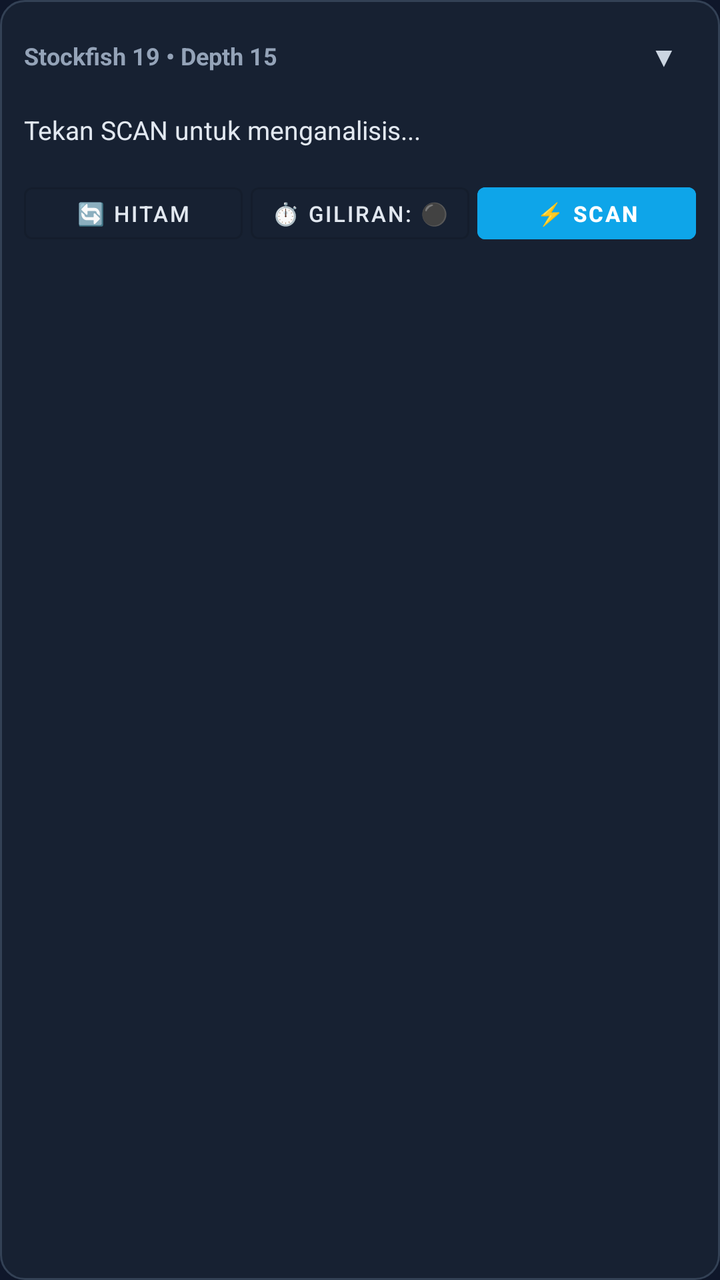
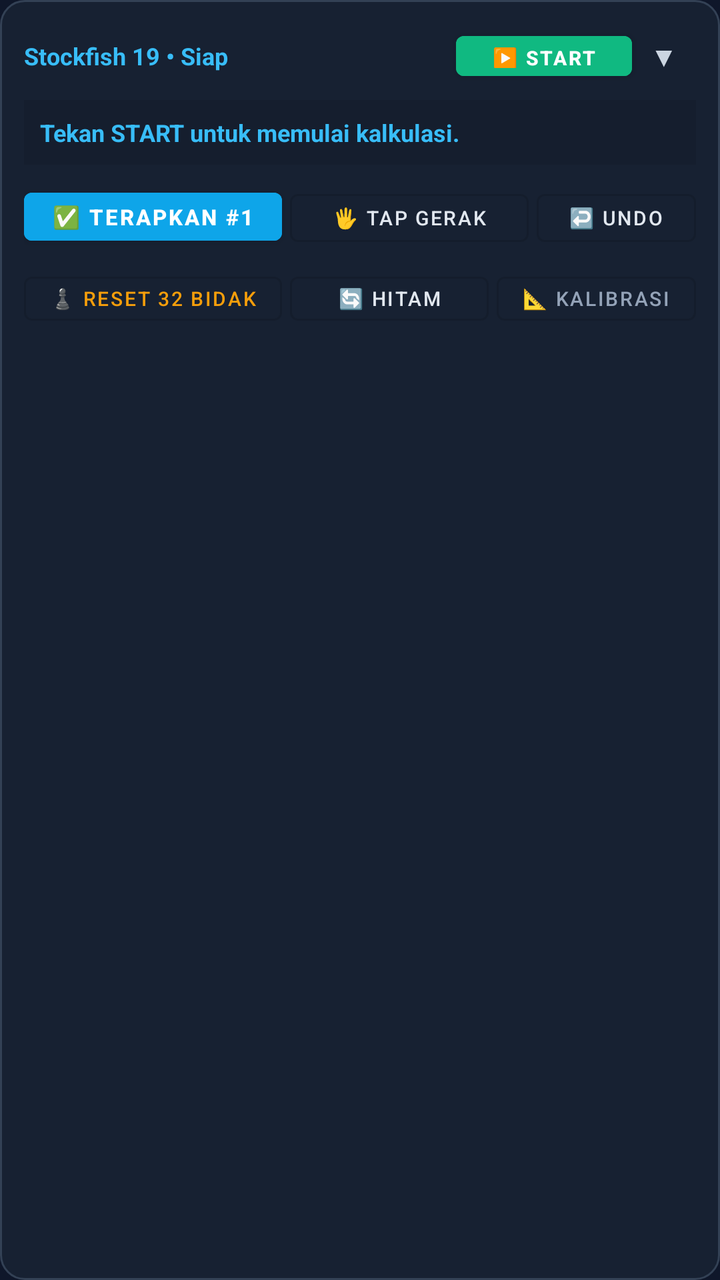

The first picture is an Android layout as it rendered before a commit; the second is the same layout after the commit. The layout source and the unified diff follow.
<!-- AndroidManifest.xml: application theme Theme.ChessOverlay -->
<!-- res/layout/floating_analysis_panel.xml -->
<?xml version="1.0" encoding="utf-8"?>
<LinearLayout xmlns:android="http://schemas.android.com/apk/res/android"
    android:id="@+id/panelRoot"
    android:layout_width="320dp"
    android:layout_height="wrap_content"
    android:background="@drawable/bg_analysis_card"
    android:orientation="vertical"
    android:padding="12dp"
    android:elevation="12dp">

    
    <LinearLayout
        android:id="@+id/panelHeader"
        android:layout_width="match_parent"
        android:layout_height="wrap_content"
        android:gravity="center_vertical"
        android:orientation="horizontal">

        <TextView
            android:id="@+id/tvEngineTitle"
            android:layout_width="0dp"
            android:layout_height="wrap_content"
            android:layout_weight="1"
            android:text="Stockfish 19 • Depth 15"
            android:textColor="#94A3B8"
            android:textSize="12sp"
            android:textStyle="bold" />

        <TextView
            android:id="@+id/btnToggleMinimize"
            android:layout_width="32dp"
            android:layout_height="32dp"
            android:gravity="center"
            android:text="▼"
            android:textColor="#CBD5E1"
            android:textSize="14sp" />
    </LinearLayout>

    
    <LinearLayout
        android:id="@+id/panelContent"
        android:layout_width="match_parent"
        android:layout_height="wrap_content"
        android:orientation="vertical"
        android:layout_marginTop="8dp">

        
        <LinearLayout
            android:id="@+id/linesContainer"
            android:layout_width="match_parent"
            android:layout_height="wrap_content"
            android:orientation="vertical">

            
            <TextView
                android:id="@+id/tvLine1"
                android:layout_width="match_parent"
                android:layout_height="wrap_content"
                android:text="Tekan SCAN untuk menganalisis..."
                android:textColor="#E2E8F0"
                android:textSize="13sp"
                android:paddingVertical="4dp" />

            <TextView
                android:id="@+id/tvLine2"
                android:layout_width="match_parent"
                android:layout_height="wrap_content"
                android:textColor="#94A3B8"
                android:textSize="12sp"
                android:paddingVertical="3dp"
                android:visibility="gone" />

            <TextView
                android:id="@+id/tvLine3"
                android:layout_width="match_parent"
                android:layout_height="wrap_content"
                android:textColor="#94A3B8"
                android:textSize="12sp"
                android:paddingVertical="3dp"
                android:visibility="gone" />

            <TextView
                android:id="@+id/tvLine4"
                android:layout_width="match_parent"
                android:layout_height="wrap_content"
                android:textColor="#94A3B8"
                android:textSize="12sp"
                android:paddingVertical="3dp"
                android:visibility="gone" />

            <TextView
                android:id="@+id/tvLine5"
                android:layout_width="match_parent"
                android:layout_height="wrap_content"
                android:textColor="#94A3B8"
                android:textSize="12sp"
                android:paddingVertical="3dp"
                android:visibility="gone" />
        </LinearLayout>

        
        <LinearLayout
            android:layout_width="match_parent"
            android:layout_height="wrap_content"
            android:layout_marginTop="10dp"
            android:gravity="center_vertical"
            android:orientation="horizontal">

            <Button
                android:id="@+id/btnFlipBoard"
                style="@style/Widget.MaterialComponents.Button.OutlinedButton"
                android:layout_width="0dp"
                android:layout_height="38dp"
                android:layout_weight="1"
                android:text="🔄 Hitam"
                android:textColor="#E2E8F0"
                android:textSize="11sp"
                android:padding="0dp"
                android:layout_marginEnd="4dp" />

            <Button
                android:id="@+id/btnToggleTurn"
                style="@style/Widget.MaterialComponents.Button.OutlinedButton"
                android:layout_width="0dp"
                android:layout_height="38dp"
                android:layout_weight="1"
                android:text="⏱️ Giliran: ⚫"
                android:textColor="#E2E8F0"
                android:textSize="11sp"
                android:padding="0dp"
                android:layout_marginEnd="4dp" />

            <Button
                android:id="@+id/btnScanAction"
                android:layout_width="0dp"
                android:layout_height="38dp"
                android:layout_weight="1"
                android:text="⚡ SCAN"
                android:backgroundTint="#0EA5E9"
                android:textColor="#FFFFFF"
                android:textSize="11sp"
                android:textStyle="bold"
                android:padding="0dp" />
        </LinearLayout>
    </LinearLayout>

</LinearLayout>
<!-- resources referenced by this layout -->
<resources>
  <!-- drawable bg_analysis_card (drawable) -->
  <?xml version="1.0" encoding="utf-8"?>
  <shape xmlns:android="http://schemas.android.com/apk/res/android">
      <solid android:color="#F0182234" /> 
      <corners android:radius="12dp" />
      <stroke
          android:width="1dp"
          android:color="#334155" />
  </shape>
  <style name="Theme.ChessOverlay" parent="Theme.MaterialComponents.DayNight.NoActionBar">
          <item name="colorPrimary">@color/primary</item>
          <item name="colorPrimaryVariant">@color/primary_variant</item>
          <item name="colorSecondary">@color/accent</item>
          <item name="android:statusBarColor">@color/primary_variant</item>
          <item name="android:windowBackground">@color/background</item>
      </style>
  <color name="primary">#1E293B</color>
  <color name="primary_variant">#0F172A</color>
  <color name="accent">#10B981</color>
  <color name="background">#0F172A</color>
</resources>

<!-- the commit's change to res/layout/floating_analysis_panel.xml (unified diff, before → after) -->
@@ -1,12 +1,12 @@
 <?xml version="1.0" encoding="utf-8"?>
 <LinearLayout xmlns:android="http://schemas.android.com/apk/res/android"
     android:id="@+id/panelRoot"
-    android:layout_width="320dp"
+    android:layout_width="330dp"
     android:layout_height="wrap_content"
     android:background="@drawable/bg_analysis_card"
     android:orientation="vertical"
     android:padding="12dp"
-    android:elevation="12dp">
+    android:elevation="14dp">
 
     
     <LinearLayout
@@ -21,10 +21,21 @@
             android:layout_width="0dp"
             android:layout_height="wrap_content"
             android:layout_weight="1"
-            android:text="Stockfish 19 • Depth 15"
-            android:textColor="#94A3B8"
+            android:text="Stockfish 19 • Siap"
+            android:textColor="#38BDF8"
             android:textSize="12sp"
             android:textStyle="bold" />
+
+        <Button
+            android:id="@+id/btnToggleEngine"
+            android:layout_width="wrap_content"
+            android:layout_height="32dp"
+            android:text="▶️ START"
+            android:textSize="10sp"
+            android:textStyle="bold"
+            android:backgroundTint="#10B981"
+            android:textColor="#FFFFFF"
+            android:paddingHorizontal="8dp" />
 
         <TextView
             android:id="@+id/btnToggleMinimize"
@@ -42,106 +53,201 @@
         android:layout_width="match_parent"
         android:layout_height="wrap_content"
         android:orientation="vertical"
-        android:layout_marginTop="8dp">
+        android:layout_marginTop="6dp">
 
         
         <LinearLayout
             android:id="@+id/linesContainer"
             android:layout_width="match_parent"
             android:layout_height="wrap_content"
+            android:background="#151E2E"
+            android:padding="8dp"
             android:orientation="vertical">
 
-            
             <TextView
                 android:id="@+id/tvLine1"
                 android:layout_width="match_parent"
                 android:layout_height="wrap_content"
-                android:text="Tekan SCAN untuk menganalisis..."
+                android:text="Tekan START untuk memulai kalkulasi."
+                android:textColor="#38BDF8"
+                android:textSize="12sp"
+                android:textStyle="bold" />
+
+            <TextView
+                android:id="@+id/tvLine2"
+                android:layout_width="match_parent"
+                android:layout_height="wrap_content"
+                android:textColor="#94A3B8"
+                android:textSize="11sp"
+                android:visibility="gone" />
+
+            <TextView
+                android:id="@+id/tvLine3"
+                android:layout_width="match_parent"
+                android:layout_height="wrap_content"
+                android:textColor="#94A3B8"
+                android:textSize="11sp"
+                android:visibility="gone" />
+
+            <TextView
+                android:id="@+id/tvLine4"
+                android:layout_width="match_parent"
+                android:layout_height="wrap_content"
+                android:textColor="#94A3B8"
+                android:textSize="11sp"
+                android:visibility="gone" />
+
+            <TextView
+                android:id="@+id/tvLine5"
+                android:layout_width="match_parent"
+                android:layout_height="wrap_content"
+                android:textColor="#94A3B8"
+                android:textSize="11sp"
+                android:visibility="gone" />
+        </LinearLayout>
+
+        
+        <LinearLayout
+            android:layout_width="match_parent"
+            android:layout_height="wrap_content"
+            android:layout_marginTop="8dp"
+            android:orientation="horizontal">
+
+            <Button
+                android:id="@+id/btnApplyBestMove"
+                android:layout_width="0dp"
+                android:layout_height="36dp"
+                android:layout_weight="1.3"
+                android:text="✅ Terapkan #1"
+                android:backgroundTint="#0EA5E9"
+                android:textColor="#FFFFFF"
+                android:textSize="11sp"
+                android:textStyle="bold"
+                android:padding="0dp"
+                android:layout_marginEnd="4dp" />
+
+            <Button
+                android:id="@+id/btnInputManual"
+                style="@style/Widget.MaterialComponents.Button.OutlinedButton"
+                android:layout_width="0dp"
+                android:layout_height="36dp"
+                android:layout_weight="1.2"
+                android:text="🖐️ Tap Gerak"
                 android:textColor="#E2E8F0"
-                android:textSize="13sp"
-                android:paddingVertical="4dp" />
-
-            <TextView
-                android:id="@+id/tvLine2"
-                android:layout_width="match_parent"
-                android:layout_height="wrap_content"
-                android:textColor="#94A3B8"
-                android:textSize="12sp"
-                android:paddingVertical="3dp"
-                android:visibility="gone" />
-
-            <TextView
-                android:id="@+id/tvLine3"
-                android:layout_width="match_parent"
-                android:layout_height="wrap_content"
-                android:textColor="#94A3B8"
-                android:textSize="12sp"
-                android:paddingVertical="3dp"
-                android:visibility="gone" />
-
-            <TextView
-                android:id="@+id/tvLine4"
-                android:layout_width="match_parent"
-                android:layout_height="wrap_content"
-                android:textColor="#94A3B8"
-                android:textSize="12sp"
-                android:paddingVertical="3dp"
-                android:visibility="gone" />
-
-            <TextView
-                android:id="@+id/tvLine5"
-                android:layout_width="match_parent"
-                android:layout_height="wrap_content"
-                android:textColor="#94A3B8"
-                android:textSize="12sp"
-                android:paddingVertical="3dp"
-                android:visibility="gone" />
-        </LinearLayout>
-
-        
-        <LinearLayout
-            android:layout_width="match_parent"
-            android:layout_height="wrap_content"
-            android:layout_marginTop="10dp"
-            android:gravity="center_vertical"
+                android:textSize="10sp"
+                android:padding="0dp"
+                android:layout_marginEnd="4dp" />
+
+            <Button
+                android:id="@+id/btnUndoMove"
+                style="@style/Widget.MaterialComponents.Button.OutlinedButton"
+                android:layout_width="0dp"
+                android:layout_height="36dp"
+                android:layout_weight="0.8"
+                android:text="↩️ Undo"
+                android:textColor="#E2E8F0"
+                android:textSize="10sp"
+                android:padding="0dp" />
+        </LinearLayout>
+
+        
+        <LinearLayout
+            android:layout_width="match_parent"
+            android:layout_height="wrap_content"
+            android:layout_marginTop="6dp"
             android:orientation="horizontal">
 
             <Button
+                android:id="@+id/btnResetBoard"
+                style="@style/Widget.MaterialComponents.Button.OutlinedButton"
+                android:layout_width="0dp"
+                android:layout_height="34dp"
+                android:layout_weight="1.3"
+                android:text="♟️ Reset 32 Bidak"
+                android:textColor="#F59E0B"
+                android:textSize="10sp"
+                android:padding="0dp"
+                android:layout_marginEnd="4dp" />
+
+            <Button
                 android:id="@+id/btnFlipBoard"
                 style="@style/Widget.MaterialComponents.Button.OutlinedButton"
                 android:layout_width="0dp"
-                android:layout_height="38dp"
+                android:layout_height="34dp"
                 android:layout_weight="1"
                 android:text="🔄 Hitam"
                 android:textColor="#E2E8F0"
-                android:textSize="11sp"
-                android:padding="0dp"
-                android:layout_marginEnd="4dp" />
-
-            <Button
-                android:id="@+id/btnToggleTurn"
-                style="@style/Widget.MaterialComponents.Button.OutlinedButton"
-                android:layout_width="0dp"
-                android:layout_height="38dp"
+                android:textSize="10sp"
+                android:padding="0dp"
+                android:layout_marginEnd="4dp" />
+
+            <Button
+                android:id="@+id/btnToggleCalibrate"
+                style="@style/Widget.MaterialComponents.Button.OutlinedButton"
+                android:layout_width="0dp"
+                android:layout_height="34dp"
                 android:layout_weight="1"
-                android:text="⏱️ Giliran: ⚫"
-                android:textColor="#E2E8F0"
-                android:textSize="11sp"
-                android:padding="0dp"
-                android:layout_marginEnd="4dp" />
-
-            <Button
-                android:id="@+id/btnScanAction"
-                android:layout_width="0dp"
-                android:layout_height="38dp"
-                android:layout_weight="1"
-                android:text="⚡ SCAN"
-                android:backgroundTint="#0EA5E9"
-                android:textColor="#FFFFFF"
-                android:textSize="11sp"
-                android:textStyle="bold"
+                android:text="📐 Kalibrasi"
+                android:textColor="#94A3B8"
+                android:textSize="10sp"
                 android:padding="0dp" />
         </LinearLayout>
+
+        
+        <LinearLayout
+            android:id="@+id/calibrationPanel"
+            android:layout_width="match_parent"
+            android:layout_height="wrap_content"
+            android:orientation="horizontal"
+            android:gravity="center_vertical"
+            android:layout_marginTop="6dp"
+            android:background="#1E293B"
+            android:padding="4dp"
+            android:visibility="gone">
+
+            <TextView
+                android:layout_width="wrap_content"
+                android:layout_height="wrap_content"
+                android:text="Posisi Papan: "
+                android:textColor="#94A3B8"
+                android:textSize="10sp"
+                android:layout_marginEnd="4dp" />
+
+            <Button
+                android:id="@+id/btnMoveUp"
+                android:layout_width="36dp"
+                android:layout_height="32dp"
+                android:text="⬆️"
+                android:textSize="10sp"
+                android:padding="0dp"
+                android:layout_marginEnd="2dp" />
+
+            <Button
+                android:id="@+id/btnMoveDown"
+                android:layout_width="36dp"
+                android:layout_height="32dp"
+                android:text="⬇️"
+                android:textSize="10sp"
+                android:padding="0dp"
+                android:layout_marginEnd="4dp" />
+
+            <Button
+                android:id="@+id/btnScalePlus"
+                android:layout_width="36dp"
+                android:layout_height="32dp"
+                android:text="➕"
+                android:textSize="10sp"
+                android:padding="0dp"
+                android:layout_marginEnd="2dp" />
+
+            <Button
+                android:id="@+id/btnScaleMinus"
+                android:layout_width="36dp"
+                android:layout_height="32dp"
+                android:text="➖"
+                android:textSize="10sp"
+                android:padding="0dp" />
+        </LinearLayout>
     </LinearLayout>
 
 </LinearLayout>
